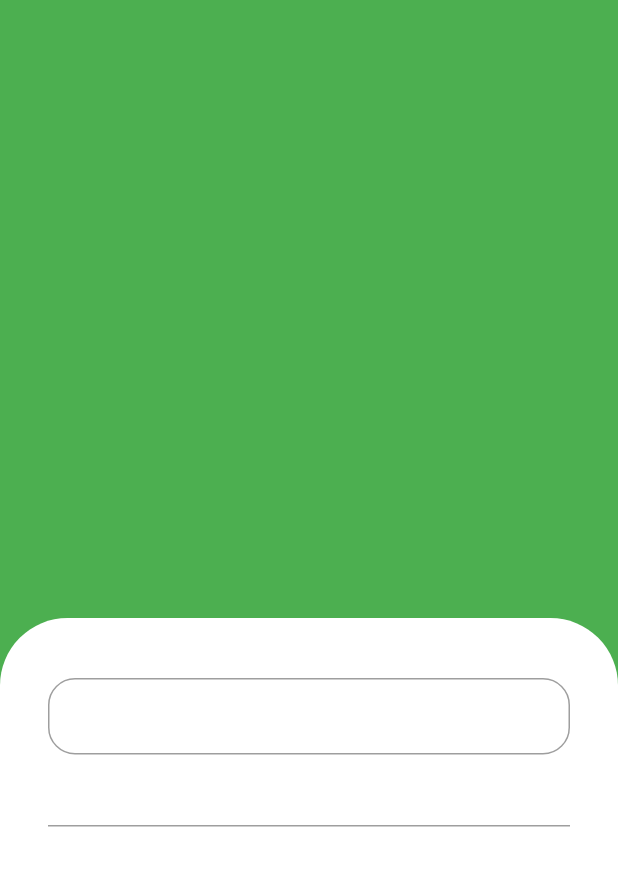
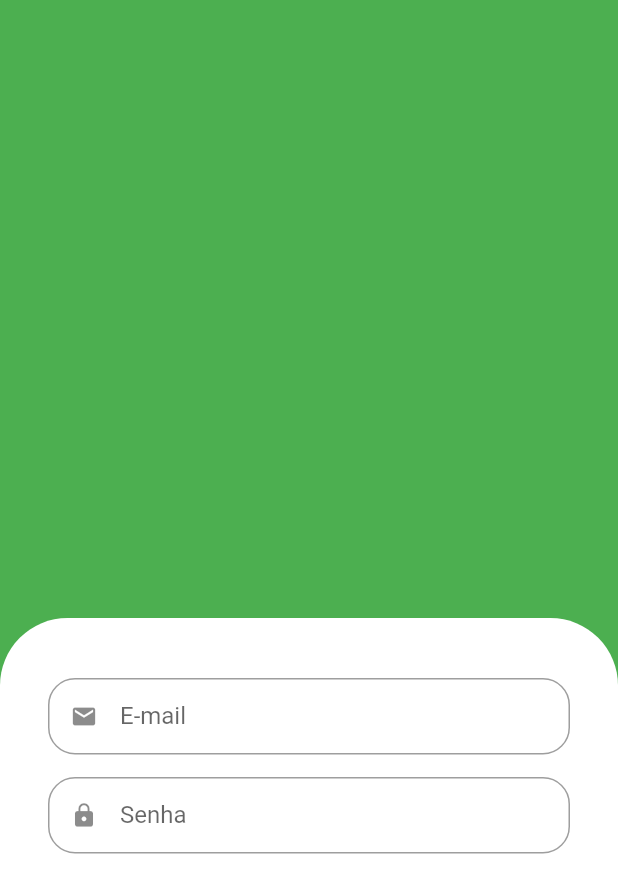
Before and after one commit to RenatoRosaFranco/fruit-ecommerce-app, a Flutter app: the screen it shows after launch, on a phone screen of 412 x 824 dp. Shown: the top 893 px of the screen. Run offline on Flutter 3.47's test engine with Material 2 defaults, Android fonts, the phone set to English and light mode, and no system bars.

Commit message:
Criando widget customizado de campo de texto

```diff
--- /dev/null
+++ b/lib/src/auth/components/custom_text_field.dart
@@ -0,0 +1,30 @@
+import 'package:flutter/material.dart';
+
+class CustomTextField extends StatelessWidget {
+  const CustomTextField(
+      {Key? key,
+      required this.icon,
+      required this.label,
+      this.isObscure = false})
+      : super(key: key);
+
+  final IconData icon;
+  final String label;
+  final bool isObscure;
+
+  @override
+  Widget build(BuildContext context) {
+    return Padding(
+      padding: const EdgeInsets.only(bottom: 15),
+      child: TextFormField(
+        obscureText: isObscure,
+        decoration: InputDecoration(
+            prefixIcon: Icon(icon),
+            labelText: label,
+            isDense: true,
+            border:
+                OutlineInputBorder(borderRadius: BorderRadius.circular(18))),
+      ),
+    );
+  }
+}
--- a/lib/src/sign_in_screen.dart
+++ b/lib/src/sign_in_screen.dart
@@ -1,4 +1,5 @@
 import 'package:flutter/material.dart';
+import 'package:untitled4/src/auth/components/custom_text_field.dart';
 
 class SignInScreen extends StatefulWidget {
   const SignInScreen({Key? key}) : super(key: key);
@@ -25,7 +26,7 @@ class _SignInScreenState extends State<SignInScreen> {
                 horizontal: 32,
                 vertical: 40
               ),
-              decoration: BoxDecoration(
+              decoration: const BoxDecoration(
                 color: Colors.white,
                 borderRadius: BorderRadius.vertical(
                   top: Radius.circular(45)
@@ -33,15 +34,15 @@ class _SignInScreenState extends State<SignInScreen> {
               ),
               child: Column(
                 children: [
-                  TextFormField(
-                    decoration: InputDecoration(
-                        isDense: true,
-                        border: OutlineInputBorder(
-                        borderRadius: BorderRadius.circular(18)
-                      )
-                    ),
+                  CustomTextField(
+                    icon: Icons.email,
+                    label: 'E-mail',
                   ),
-                  TextFormField()
+                  CustomTextField(
+                    icon: Icons.lock,
+                    label: 'Senha',
+                    isObscure: true,
+                  )
                 ],
               ),
             ),
```
Also changed, not shown: 1 other file.
